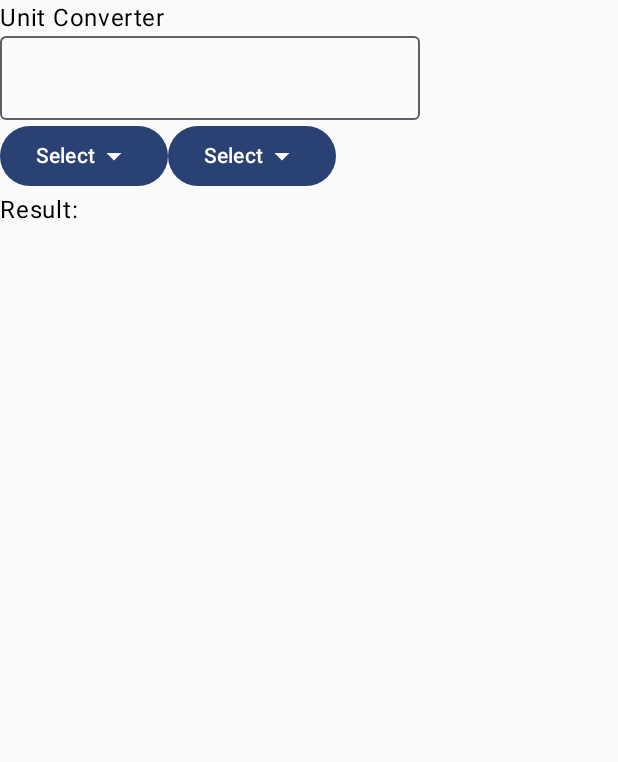
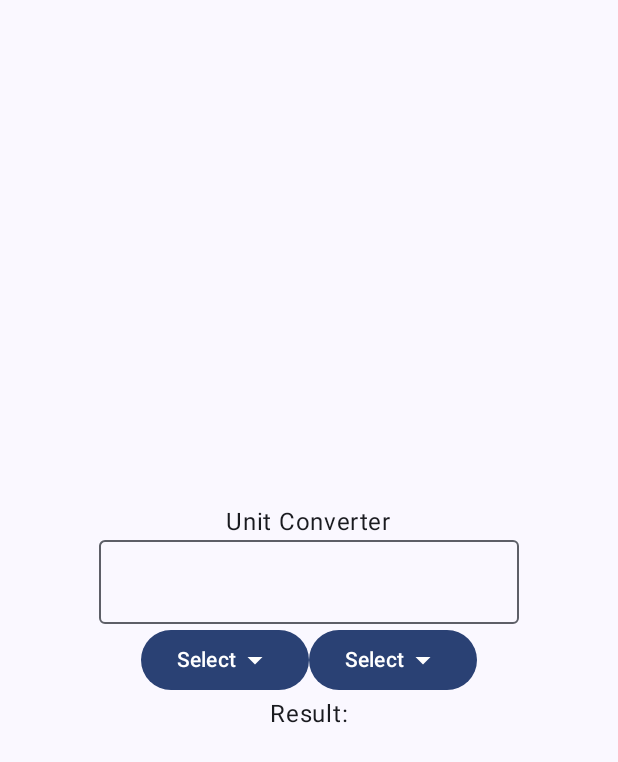
Before and after one commit to euclidesdry/uniit.converter-kotlin, an Android app built with Jetpack Compose: the screen it shows after launch (MainActivity), on a phone screen of 412 x 824 dp. Shown: the top 762 px of the screen. Run offline under Robolectric (Android 15) with nearby library versions, the phone set to English and light mode, and no system bars.

```diff
--- a/app/src/main/java/com/example/uniitconverter/MainActivity.kt
+++ b/app/src/main/java/com/example/uniitconverter/MainActivity.kt
@@ -4,16 +4,22 @@ import android.os.Bundle
 import androidx.activity.ComponentActivity
 import androidx.activity.compose.setContent
 import androidx.activity.enableEdgeToEdge
+import androidx.compose.foundation.layout.Arrangement
 import androidx.compose.foundation.layout.Box
 import androidx.compose.foundation.layout.Column
 import androidx.compose.foundation.layout.Row
+import androidx.compose.foundation.layout.fillMaxSize
 import androidx.compose.material.icons.Icons
 import androidx.compose.material.icons.filled.ArrowDropDown
 import androidx.compose.material3.Button
 import androidx.compose.material3.Icon
+import androidx.compose.material3.MaterialTheme
 import androidx.compose.material3.OutlinedTextField
+import androidx.compose.material3.Surface
 import androidx.compose.material3.Text
 import androidx.compose.runtime.Composable
+import androidx.compose.ui.Alignment
+import androidx.compose.ui.Modifier
 import androidx.compose.ui.tooling.preview.Preview
 import com.example.uniitconverter.ui.theme.UniitConverterTheme
 
@@ -23,7 +29,12 @@ class MainActivity : ComponentActivity() {
         enableEdgeToEdge()
         setContent {
             UniitConverterTheme {
-                UnitConverter()
+                Surface(
+                    modifier = Modifier.fillMaxSize(),
+                    color = MaterialTheme.colorScheme.background
+                ) {
+                    UnitConverter()
+                }
             }
         }
     }
@@ -31,7 +42,12 @@ class MainActivity : ComponentActivity() {
 
 @Composable
 fun UnitConverter() {
-    Column {
+    Column(
+        modifier = Modifier.fillMaxSize(),
+        verticalArrangement = Arrangement.Center,
+        horizontalAlignment = Alignment.CenterHorizontally
+    ) {
+
         Text("Unit Converter")
         OutlinedTextField(value = "", onValueChange = {})
 
```
